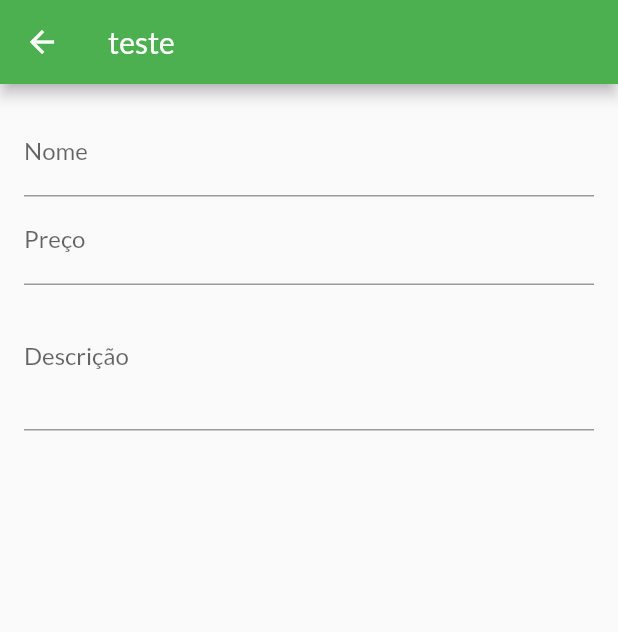
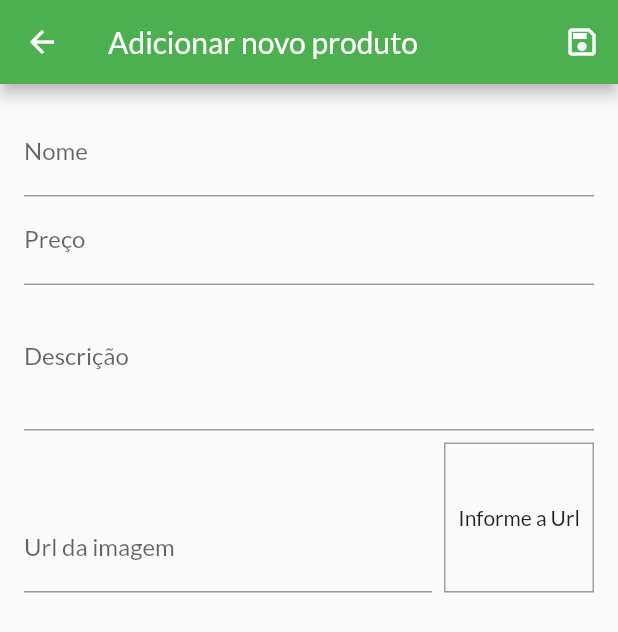
Before and after one commit to andreicampigotto/shop, a Flutter app: the ProductFormPage screen opened by its route, on a phone screen of 412 x 824 dp. Shown: the top 632 px of the screen. Run offline on Flutter 3.47's test engine with Material 2 defaults, Android fonts, the phone set to English and light mode, and no system bars; network calls fail.

Commit message:
created submitform

```diff
--- a/lib/pages/product_form_page.dart
+++ b/lib/pages/product_form_page.dart
@@ -1,4 +1,7 @@
+import 'dart:math';
+
 import 'package:flutter/material.dart';
+import 'package:shop/models/product.dart';
 
 class ProductFormPage extends StatefulWidget {
   const ProductFormPage({super.key});
@@ -8,25 +11,59 @@ class ProductFormPage extends StatefulWidget {
 }
 
 class _ProductFormPageState extends State<ProductFormPage> {
-  @override
-  Widget build(BuildContext context) {
   final _priceFocus = FocusNode();
   final _descriptionFocus = FocusNode();
+
+  final _imageUrlFocus = FocusNode();
+  final _imageUrlController = TextEditingController();
+
+  final _formKey = GlobalKey<FormState>();
+  final _formData = Map<String, Object>();
+
+  @override
+  void initState() {
+    super.initState();
+    _imageUrlFocus.addListener(updateImage);
+  }
 
   @override
   void dispose() {
     super.dispose();
     _priceFocus.dispose();
     _descriptionFocus.dispose();
+    _imageUrlFocus.removeListener(updateImage);
+    _imageUrlFocus.dispose();
   }
 
+  void updateImage() {
+    setState(() {});
+  }
+
+  void _submitForm() {
+    _formKey.currentState?.save();
+    final newProduct = Product(
+      id: Random().nextDouble().toString(),
+      name: _formData['name'] as String,
+      description: _formData['description'] as String,
+      imageUrl: _formData['imageUrl'] as String,
+      price: _formData['price'] as double,
+    );
+  }
+
+  @override
+  Widget build(BuildContext context) {
     return Scaffold(
       appBar: AppBar(
-        title: Text('teste'),
+        title: Text('Adicionar novo produto'),
+        actions: [
+          IconButton(
+              onPressed: _submitForm, icon: const Icon(Icons.save_outlined))
+        ],
       ),
       body: Padding(
         padding: const EdgeInsets.all(16.0),
         child: Form(
+          key: _formKey,
           child: ListView(
             children: [
               TextFormField(
@@ -35,6 +72,7 @@ class _ProductFormPageState extends State<ProductFormPage> {
                 onFieldSubmitted: (_) {
                   FocusScope.of(context).requestFocus(_priceFocus);
                 },
+                onSaved: (name) => _formData['nome'] = name ?? '',
               ),
               TextFormField(
                   decoration: const InputDecoration(labelText: 'Preço'),
@@ -46,12 +84,51 @@ class _ProductFormPageState extends State<ProductFormPage> {
                   onFieldSubmitted: (_) {
                     FocusScope.of(context).requestFocus(_descriptionFocus);
                   },
-              ),
+                  onSaved: (price) =>
+                      _formData['price'] = double.parse(price ?? '0')),
               TextFormField(
                 decoration: const InputDecoration(labelText: 'Descrição'),
                 focusNode: _descriptionFocus,
                 keyboardType: TextInputType.multiline,
                 maxLines: 3,
+                onSaved: (description) =>
+                    _formData['description'] = description ?? '',
+              ),
+              Row(
+                crossAxisAlignment: CrossAxisAlignment.end,
+                children: [
+                  Expanded(
+                    child: TextFormField(
+                      decoration:
+                          const InputDecoration(labelText: 'Url da imagem'),
+                      focusNode: _imageUrlFocus,
+                      keyboardType: TextInputType.url,
+                      textInputAction: TextInputAction.done,
+                      controller: _imageUrlController,
+                      onFieldSubmitted: (_) => _submitForm(),
+                      onSaved: (imageUrl) =>
+                          _formData['imageUrl'] = imageUrl ?? '',
+                    ),
+                  ),
+                  Container(
+                    width: 100,
+                    height: 100,
+                    margin: const EdgeInsets.only(top: 8, left: 8),
+                    decoration: BoxDecoration(
+                      border: Border.all(
+                        color: Colors.grey,
+                        width: 1,
+                      ),
+                    ),
+                    alignment: Alignment.center,
+                    child: _imageUrlController.text.isEmpty
+                        ? Text('Informe a Url')
+                        : FittedBox(
+                            child: Image.network(_imageUrlController.text),
+                            fit: BoxFit.cover,
+                          ),
+                  )
+                ],
               ),
             ],
           ),
```
Lines whose indentation alone changed are shown as unchanged.
